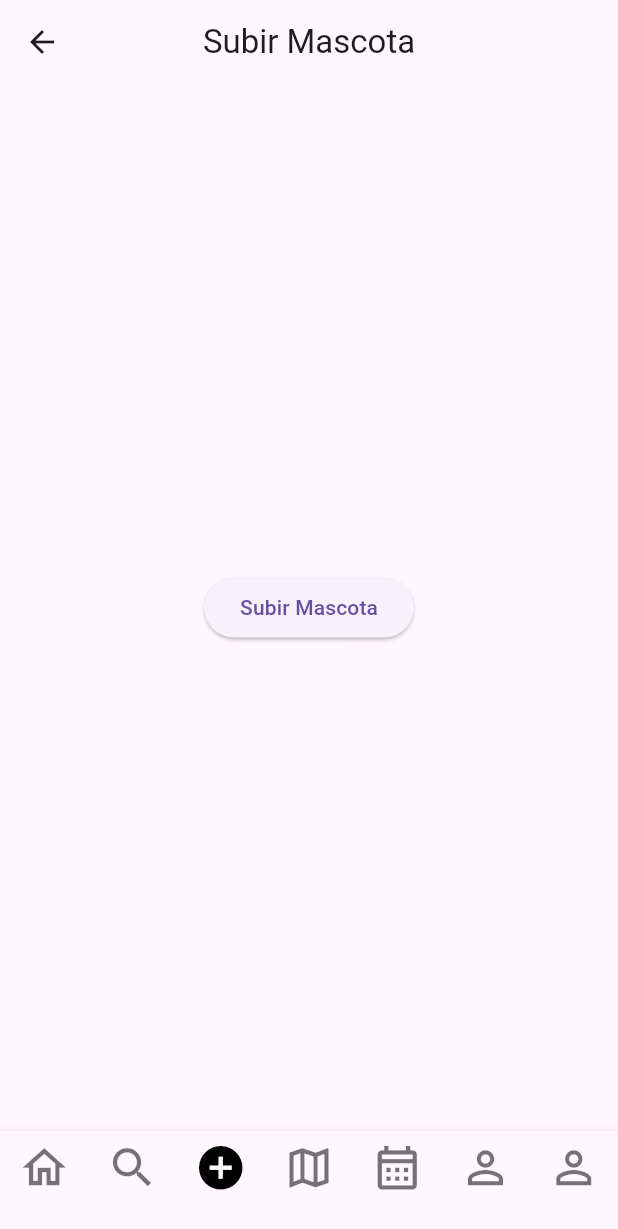
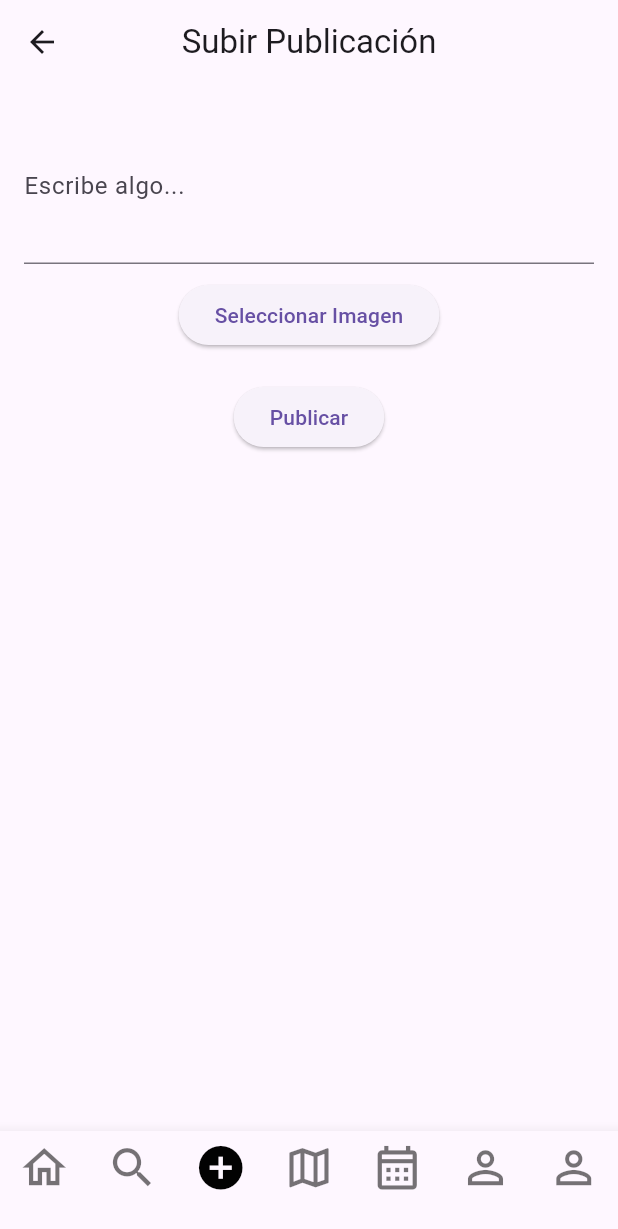
Before and after one commit to kurkobein/tailsgram, a Flutter app: the HomeScreen screen opened by its route, item 3 of the bottom bar chosen, on a phone screen of 412 x 824 dp. Shown: the top 1229 px of the screen. Run offline on Flutter 3.47's test engine with Material 3 defaults, Android fonts, the phone set to English and light mode, and no system bars; our stand-ins replace cloud_firestore, file_picker, firebase_auth, firebase_core, supabase_flutter; missing offline and left inert: firebase_ui_auth; accounts and stored records are empty.

Commit message:
se guardan bien las imagenes y los textos de las imagenes y se listan bien

```diff
--- a/lib/pages/home_screen.dart
+++ b/lib/pages/home_screen.dart
@@ -17,7 +17,7 @@ class _HomeScreenState extends State<HomeScreen> {
   int paginaActual = 0;
 
   final List<Widget> paginas = [
-    const PaginaHome(),
+    const ListaPublicaciones(),
     const PaginaBuscar(),
     const PaginaSubir(),
     const PaginaMapa(),
--- a/lib/pages/posts_page.dart
+++ b/lib/pages/posts_page.dart
@@ -1,23 +1,107 @@
+import 'dart:io';
+
 import 'package:flutter/material.dart';
 import 'package:tailsgram/services/storage/storage_service.dart';
+import 'package:cloud_firestore/cloud_firestore.dart';
 
-class PaginaSubir extends StatelessWidget{
+class PaginaSubir extends StatefulWidget {
   const PaginaSubir({super.key});
+
+  @override
+  State<PaginaSubir> createState() => _PaginaSubirState();
+}
+
+class _PaginaSubirState extends State<PaginaSubir> {
+  final TextEditingController _textoController = TextEditingController();
+  File? _selectedImage;
+  String? _imageFileName;
+  bool _isLoading = false;
+
+  // Selecciona imagen con StorageService, pero no la sube aún
+  Future<void> _seleccionarImagen() async {
+    final result = await StorageService().seleccionarImagen();
+    if (result != null) {
+      setState(() {
+        _selectedImage = result.file;
+        _imageFileName = result.fileName;
+      });
+    }
+  }
+
+  Future<void> _subirPublicacion() async {
+    final texto = _textoController.text.trim();
+    if (texto.isEmpty || _selectedImage == null) {
+      ScaffoldMessenger.of(context).showSnackBar(
+        const SnackBar(content: Text('Debes ingresar texto y seleccionar una imagen.')),
+      );
+      return;
+    }
+
+    setState(() => _isLoading = true);
+
+    try {
+      final imageUrl = await StorageService().subirImagenDesdeFile(_selectedImage!, _imageFileName!);
+
+      if (imageUrl == null) {
+        throw Exception('No se pudo subir la imagen');
+      }
+
+      await FirebaseFirestore.instance.collection('publicaciones').add({
+        'texto': texto,
+        'imagenUrl': imageUrl,
+        'fecha': Timestamp.now(),
+      });
+
+      ScaffoldMessenger.of(context).showSnackBar(
+        const SnackBar(content: Text('Publicación creada correctamente')),
+      );
+
+      setState(() {
+        _textoController.clear();
+        _selectedImage = null;
+      });
+    } catch (e) {
+      ScaffoldMessenger.of(context).showSnackBar(
+        SnackBar(content: Text('Error: $e')),
+      );
+    } finally {
+      setState(() => _isLoading = false);
+    }
+  }
 
   @override
   Widget build(BuildContext context) {
     return Scaffold(
       appBar: AppBar(
-        title: const Text('Subir Mascota'),
+        title: const Text('Subir Publicación'),
         centerTitle: true,
       ),
-      body: Center(
-        child: ElevatedButton(
-          onPressed: () {
-            StorageService().uploadImage();
-
-          },
-          child: const Text('Subir Mascota'),
+      body: Padding(
+        padding: const EdgeInsets.all(16.0),
+        child: Column(
+          children: [
+            TextField(
+              controller: _textoController,
+              decoration: const InputDecoration(labelText: 'Escribe algo...'),
+              maxLines: 3,
+            ),
+            const SizedBox(height: 10),
+            ElevatedButton(
+              onPressed: _seleccionarImagen,
+              child: const Text('Seleccionar Imagen'),
+            ),
+            if (_selectedImage != null) ...[
+              const SizedBox(height: 10),
+              Image.file(_selectedImage!, height: 200),
+            ],
+            const SizedBox(height: 20),
+            _isLoading
+                ? const CircularProgressIndicator()
+                : ElevatedButton(
+                    onPressed: _subirPublicacion,
+                    child: const Text('Publicar'),
+                  ),
+          ],
         ),
       ),
     );
--- a/pubspec.yaml
+++ b/pubspec.yaml
@@ -12,6 +12,7 @@ dependencies:
   firebase_core: ^3.13.0
   firebase_auth: ^5.5.3
   cloud_firestore: ^5.6.0
+  firebase_database: ^11.3.5
   firebase_storage: ^12.0.0
   firebase_ui_auth: ^1.14.0
   supabase_flutter: ^2.9.0
```
Also changed, not shown: lib/pages/home_page.dart (+51 -13 lines), lib/services/storage/storage_service.dart (+31 -27 lines), pubspec.lock, 1 other file.
